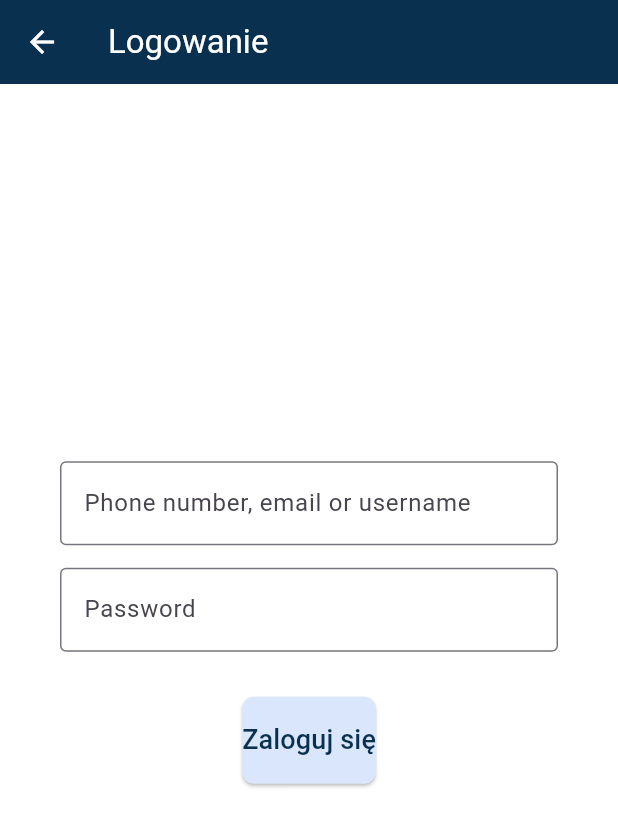
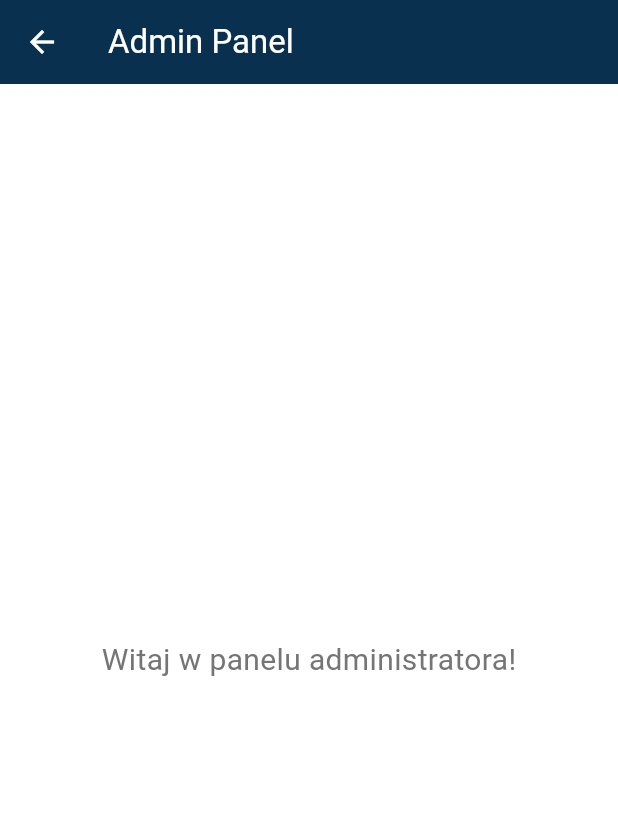
Before and after one commit to haniagibus/KRiT_2025_app, a Flutter app: the LoginScreen screen opened directly, after a tap on "Zaloguj się", on a phone screen of 412 x 824 dp. Shown: the top 827 px of the screen. Run offline on Flutter 3.47's test engine with Material 3 defaults, Android fonts, the phone set to English and light mode, and no system bars; missing offline and left inert: flutter_pdfview.

Commit message:
admin screen added

```diff
--- /dev/null
+++ b/lib/views/screens/admin/admin_screen.dart
@@ -0,0 +1,26 @@
+import 'package:flutter/material.dart';
+import 'package:krit_app/views/screens/home/home_screen.dart';
+
+class AdminScreen extends StatelessWidget {
+  @override
+  Widget build(BuildContext context) {
+    return Scaffold(
+      appBar: AppBar(
+        title: Text("Admin Panel"),
+      ),
+      body: Center(
+        child: Text(
+          "Witaj w panelu administratora!",
+          style: TextStyle(fontSize: 20),
+        ),
+      ),
+    );
+  }
+}
+
+void _goToHomePage(BuildContext context) {
+  Navigator.pushReplacement(
+    context,
+    MaterialPageRoute(builder: (context) => HomeScreen()),
+  );
+}
--- a/lib/views/screens/login/login_screen.dart
+++ b/lib/views/screens/login/login_screen.dart
@@ -1,4 +1,7 @@
 import 'package:flutter/material.dart';
+import 'package:krit_app/services/auth_service.dart';
+
+import '../admin/admin_screen.dart';
 
 class LoginScreen extends StatefulWidget {
   @override
@@ -11,11 +14,16 @@ class _LoginScreenState extends State<LoginScreen> {
   final _formKey = GlobalKey<FormState>();
 
   void _login() {
-    if (_formKey.currentState!.validate()) {
-      final email = _emailController.text;
-      //final password = _passwordController.text;
-    }
+    // Ustawiamy rolę na 'admin' po zalogowaniu
+    //Provider.of<AuthProvider>(context, listen: false).setAdminRole();
+
+    // Przechodzimy do ekranu administratora
+    Navigator.pushReplacement(
+      context,
+      MaterialPageRoute(builder: (context) => AdminScreen()),
+    );
   }
+
 
   @override
   Widget build(BuildContext context) {
--- a/pubspec.yaml
+++ b/pubspec.yaml
@@ -47,6 +47,7 @@ dependencies:
 dev_dependencies:
   flutter_test:
     sdk: flutter
+  provider: ^6.1.4  # Upewnij się, że używasz najnowszej wersji
   intl_utils: ^2.5.0
 
   # The "flutter_lints" package below contains a set of recommended lints to
@@ -68,6 +69,7 @@ flutter:
   uses-material-design: true
   assets:
     - assets/images/
+
 l10n:
   arb-dir: lib/l10n # Katalog, w którym trzymasz pliki .arb
   template-arb-file: intl_en.arb # Główny plik szablonu (np. en)
```
Also changed, not shown: lib/services/auth_service.dart (added, +19 -0 lines), pubspec.lock.
